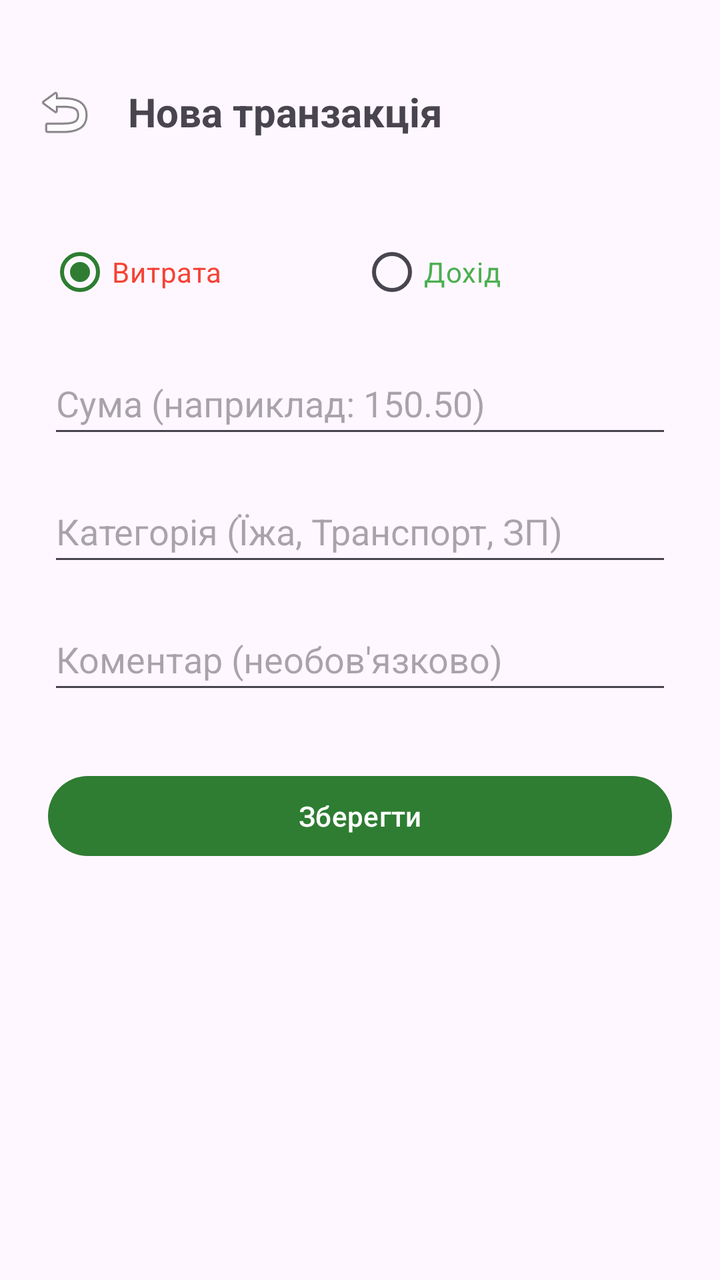
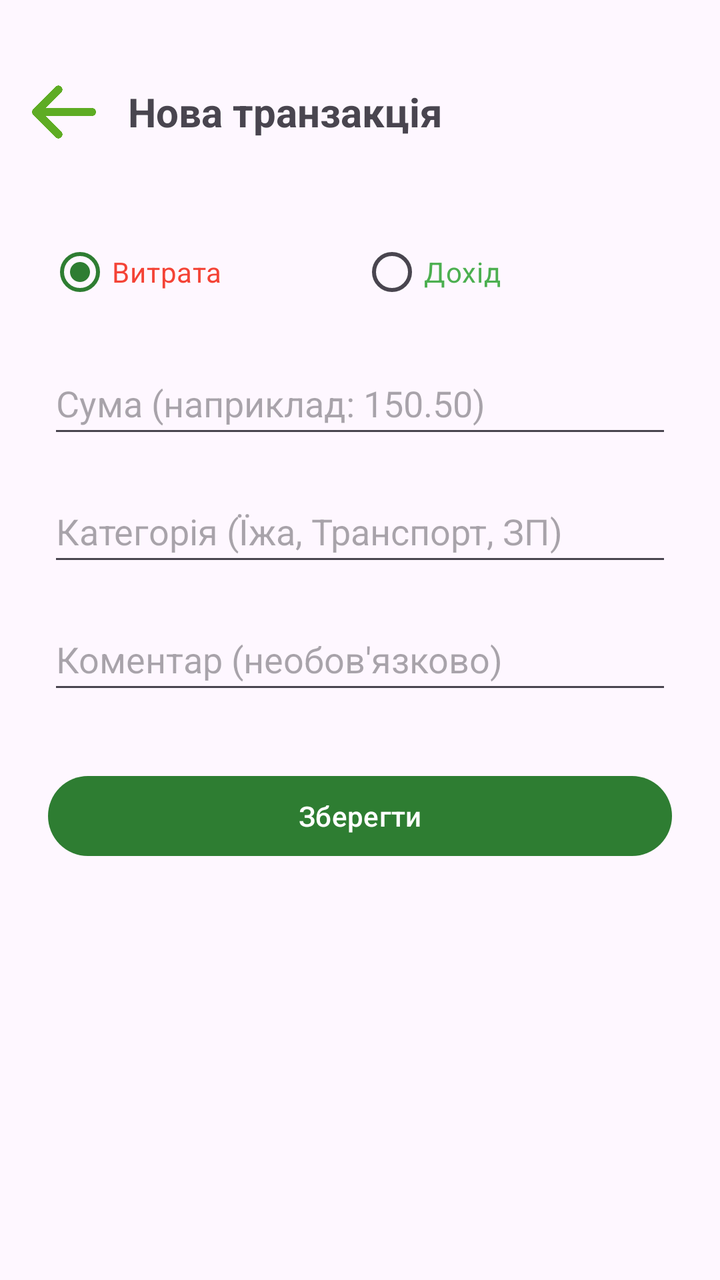

The first picture is an Android layout as it rendered before a commit; the second is the same layout after the commit. The layout source and the unified diff follow.
<!-- AndroidManifest.xml: application theme Theme.MyFinance -->
<!-- res/layout/activity_add_transaction.xml -->
<?xml version="1.0" encoding="utf-8"?>
<androidx.constraintlayout.widget.ConstraintLayout xmlns:android="http://schemas.android.com/apk/res/android"
    xmlns:app="http://schemas.android.com/apk/res-auto"
    xmlns:tools="http://schemas.android.com/tools"
    android:layout_width="match_parent"
    android:layout_height="match_parent"
    tools:context=".AddTransactionActivity">

    <LinearLayout
        android:id="@+id/toolbar"
        android:layout_width="match_parent"
        android:layout_height="wrap_content"
        android:layout_marginTop="24dp"
        android:gravity="center_vertical"
        android:minHeight="?attr/actionBarSize"
        android:orientation="horizontal"
        android:paddingHorizontal="16dp"
        app:layout_constraintTop_toTopOf="parent">

        <ImageView
            android:id="@+id/btnBack"
            android:layout_width="32dp"
            android:layout_height="32dp"
            android:contentDescription="Назад"
            android:src="@android:drawable/ic_menu_revert" />

        <TextView
            android:id="@+id/tvTitle"
            android:layout_width="wrap_content"
            android:layout_height="wrap_content"
            android:layout_marginStart="16dp"
            android:text="Нова транзакція"
            android:textSize="20sp"
            android:textStyle="bold" />
    </LinearLayout>

    <ScrollView
        android:layout_width="match_parent"
        android:layout_height="0dp"
        app:layout_constraintBottom_toBottomOf="parent"
        app:layout_constraintTop_toBottomOf="@id/toolbar">

        <LinearLayout
            android:layout_width="match_parent"
            android:layout_height="wrap_content"
            android:orientation="vertical"
            android:padding="24dp">

            <RadioGroup
                android:id="@+id/radioGroupType"
                android:layout_width="match_parent"
                android:layout_height="wrap_content"
                android:orientation="horizontal">

                <RadioButton
                    android:id="@+id/rbExpense"
                    android:layout_width="0dp"
                    android:layout_height="wrap_content"
                    android:layout_weight="1"
                    android:checked="true"
                    android:text="Витрата"
                    android:textColor="#F44336" />

                <RadioButton
                    android:id="@+id/rbIncome"
                    android:layout_width="0dp"
                    android:layout_height="wrap_content"
                    android:layout_weight="1"
                    android:text="Дохід"
                    android:textColor="#4CAF50" />
            </RadioGroup>

            <EditText
                android:id="@+id/etAmount"
                android:layout_width="match_parent"
                android:layout_height="wrap_content"
                android:layout_marginTop="16dp"
                android:hint="Сума (наприклад: 150.50)"
                android:inputType="numberDecimal"
                android:minHeight="48dp" />

            <EditText
                android:id="@+id/etCategory"
                android:layout_width="match_parent"
                android:layout_height="wrap_content"
                android:layout_marginTop="16dp"
                android:hint="Категорія (Їжа, Транспорт, ЗП)"
                android:inputType="text"
                android:minHeight="48dp" />

            <EditText
                android:id="@+id/etComment"
                android:layout_width="match_parent"
                android:layout_height="wrap_content"
                android:layout_marginTop="16dp"
                android:hint="Коментар (необов'язково)"
                android:inputType="text"
                android:minHeight="48dp" />

            <Button
                android:id="@+id/btnSaveTransaction"
                android:layout_width="match_parent"
                android:layout_height="wrap_content"
                android:layout_marginTop="32dp"
                android:text="Зберегти" />

        </LinearLayout>
    </ScrollView>

    <ProgressBar
        android:id="@+id/progressBar"
        android:layout_width="wrap_content"
        android:layout_height="wrap_content"
        android:visibility="gone"
        app:layout_constraintBottom_toBottomOf="parent"
        app:layout_constraintEnd_toEndOf="parent"
        app:layout_constraintStart_toStartOf="parent"
        app:layout_constraintTop_toTopOf="parent" />

</androidx.constraintlayout.widget.ConstraintLayout>
<!-- resources referenced by this layout -->
<resources>
  <style name="Theme.MyFinance" parent="Base.Theme.MyFinance" />
  <style name="Base.Theme.MyFinance" parent="Theme.Material3.DayNight.NoActionBar">
          <item name="colorPrimary">@color/primary_green</item>
          <item name="colorSecondary">@color/primary_green_light</item>
      </style>
  <color name="primary_green">#2E7D32</color>
  <color name="primary_green_light">#4CAF50</color>
</resources>

<!-- the commit's change to res/layout/activity_add_transaction.xml (unified diff, before → after) -->
@@ -22,7 +22,7 @@
             android:layout_width="32dp"
             android:layout_height="32dp"
             android:contentDescription="Назад"
-            android:src="@android:drawable/ic_menu_revert" />
+            android:src="@drawable/ic_back_arrow" />
 
         <TextView
             android:id="@+id/tvTitle"
@@ -85,7 +85,7 @@
                 android:layout_height="wrap_content"
                 android:layout_marginTop="16dp"
                 android:hint="Категорія (Їжа, Транспорт, ЗП)"
-                android:inputType="text"
+                android:inputType="text|textCapSentences"
                 android:minHeight="48dp" />
 
             <EditText
@@ -94,7 +94,7 @@
                 android:layout_height="wrap_content"
                 android:layout_marginTop="16dp"
                 android:hint="Коментар (необов'язково)"
-                android:inputType="text"
+                android:inputType="text|textCapSentences"
                 android:minHeight="48dp" />
 
             <Button
<!-- resource entries referenced after the edit -->
@@ -1,5 +1,6 @@
 <!-- resources referenced by this layout -->
 <resources>
+  <!-- drawable ic_back_arrow: png bitmap (drawable, 6990 bytes) -->
   <style name="Theme.MyFinance" parent="Base.Theme.MyFinance" />
   <style name="Base.Theme.MyFinance" parent="Theme.Material3.DayNight.NoActionBar">
           <item name="colorPrimary">@color/primary_green</item>
